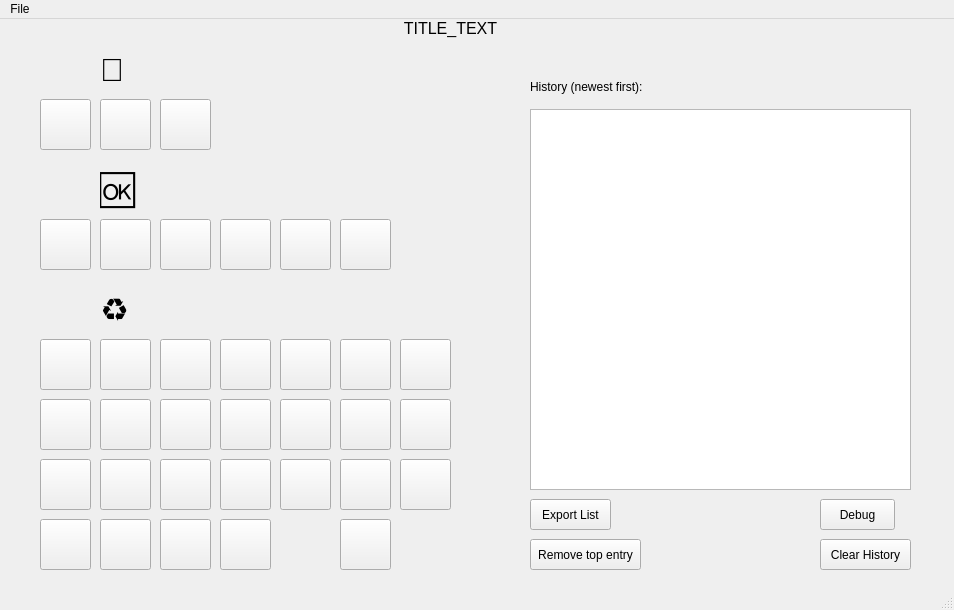
First picture: the form in src/gui_watcher_tracker.ui, repository ThePi1/poe-gem-arbitrage, before the edit.
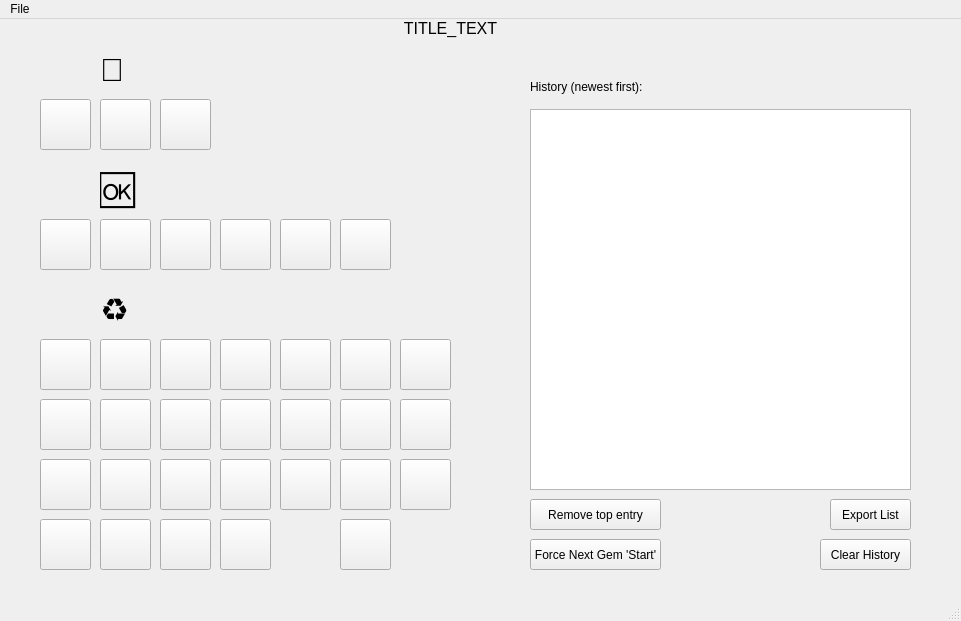
Second picture: the form after the edit. Icons and pictures are not drawn.

Diff of the .ui file:
```diff
--- a/src/gui_watcher_tracker.ui
+++ b/src/gui_watcher_tracker.ui
@@ -6,8 +6,8 @@
    <rect>
     <x>0</x>
     <y>0</y>
-    <width>954</width>
-    <height>610</height>
+    <width>961</width>
+    <height>621</height>
    </rect>
   </property>
   <property name="windowTitle">
@@ -43,7 +43,7 @@
    <widget class="QPushButton" name="c_pb_export">
     <property name="geometry">
      <rect>
-      <x>530</x>
+      <x>830</x>
       <y>480</y>
       <width>81</width>
       <height>31</height>
@@ -286,8 +286,8 @@
     <property name="geometry">
      <rect>
       <x>530</x>
-      <y>520</y>
-      <width>111</width>
+      <y>480</y>
+      <width>131</width>
       <height>31</height>
      </rect>
     </property>
@@ -965,14 +965,14 @@
    <widget class="QPushButton" name="c_pb_debug">
     <property name="geometry">
      <rect>
-      <x>820</x>
-      <y>480</y>
-      <width>75</width>
+      <x>530</x>
+      <y>520</y>
+      <width>131</width>
       <height>31</height>
      </rect>
     </property>
     <property name="text">
-     <string>Debug</string>
+     <string>Force Next Gem 'Start'</string>
     </property>
    </widget>
   </widget>
@@ -981,7 +981,7 @@
     <rect>
      <x>0</x>
      <y>0</y>
-     <width>954</width>
+     <width>961</width>
      <height>22</height>
     </rect>
    </property>
```
Left out of the diff: 8 changed lines with no effect on the pictures.
